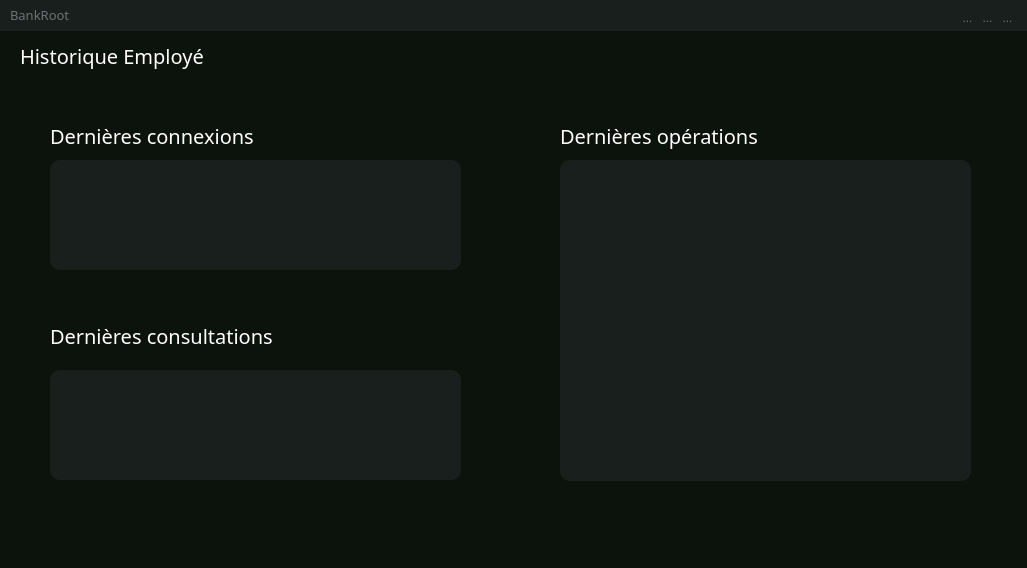
First picture: the form in historique_employe.ui, repository SparqueeZ/Bank-Root, before the edit.
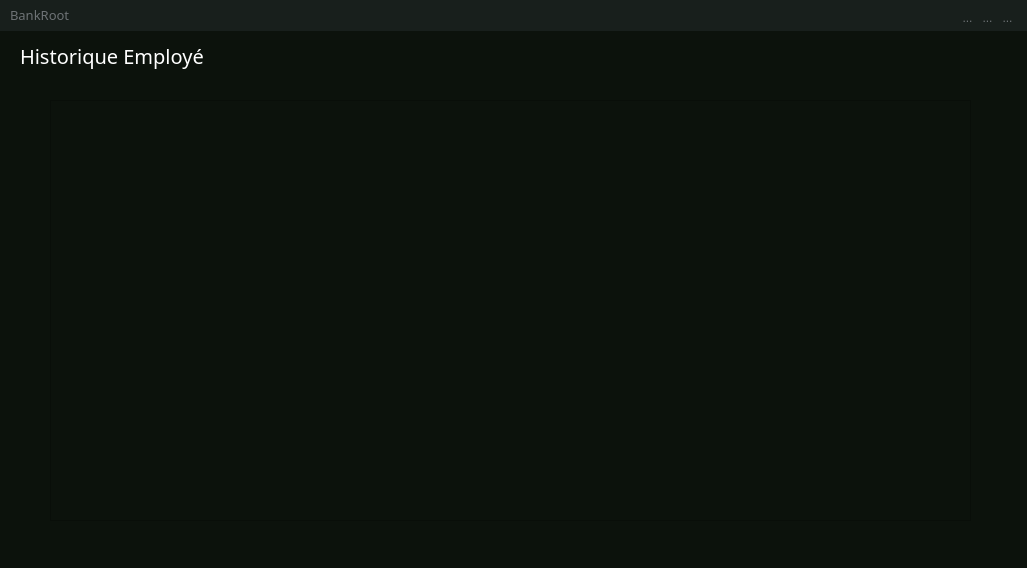
Second picture: the form after the edit. Icons and pictures are not drawn.

Commit message: Debut corrections GUI Historiques + consultation clients

Patch:
```diff
--- a/historique_employe.ui
+++ b/historique_employe.ui
@@ -65,145 +65,17 @@
      <string>Historique Employé</string>
     </property>
    </widget>
-   <widget class="QToolButton" name="lastconnect_em">
+   <widget class="QTableView" name="tableView">
     <property name="geometry">
      <rect>
       <x>50</x>
-      <y>130</y>
-      <width>411</width>
-      <height>110</height>
+      <y>70</y>
+      <width>921</width>
+      <height>421</height>
      </rect>
     </property>
-    <property name="styleSheet">
-     <string notr="true">QToolButton {
-    background-color: #181F1C;
-	border-radius: 10px; 
-}
-
-QToolButton:hover{
-background:#595554;
-}</string>
-    </property>
-    <property name="text">
-     <string/>
-    </property>
-   </widget>
-   <widget class="QLabel" name="labelFirstName_4">
-    <property name="geometry">
-     <rect>
-      <x>50</x>
-      <y>90</y>
-      <width>311</width>
-      <height>31</height>
-     </rect>
-    </property>
-    <property name="font">
-     <font>
-      <family>Montserrat SemiBold</family>
-      <pointsize>15</pointsize>
-     </font>
-    </property>
-    <property name="styleSheet">
-     <string notr="true">QLabel {
-    color: white;
-}</string>
-    </property>
-    <property name="text">
-     <string>Dernières connexions</string>
-    </property>
-   </widget>
-   <widget class="QLabel" name="labelFirstName_5">
-    <property name="geometry">
-     <rect>
-      <x>50</x>
-      <y>290</y>
-      <width>321</width>
-      <height>31</height>
-     </rect>
-    </property>
-    <property name="font">
-     <font>
-      <family>Montserrat SemiBold</family>
-      <pointsize>15</pointsize>
-     </font>
-    </property>
-    <property name="styleSheet">
-     <string notr="true">QLabel {
-    color: white;
-}</string>
-    </property>
-    <property name="text">
-     <string>Dernières consultations</string>
-    </property>
-   </widget>
-   <widget class="QToolButton" name="lastcons_em">
-    <property name="geometry">
-     <rect>
-      <x>50</x>
-      <y>340</y>
-      <width>411</width>
-      <height>110</height>
-     </rect>
-    </property>
-    <property name="styleSheet">
-     <string notr="true">QToolButton {
-    background-color: #181F1C;
-	border-radius: 10px; 
-}
-
-QToolButton:hover{
-background:#595554;
-}</string>
-    </property>
-    <property name="text">
-     <string/>
-    </property>
-   </widget>
-   <widget class="QLabel" name="labelFirstName_6">
-    <property name="geometry">
-     <rect>
-      <x>560</x>
-      <y>90</y>
-      <width>281</width>
-      <height>31</height>
-     </rect>
-    </property>
-    <property name="font">
-     <font>
-      <family>Montserrat SemiBold</family>
-      <pointsize>15</pointsize>
-     </font>
-    </property>
-    <property name="styleSheet">
-     <string notr="true">QLabel {
-    color: white;
-}</string>
-    </property>
-    <property name="text">
-     <string>Dernières opérations</string>
-    </property>
-   </widget>
-   <widget class="QToolButton" name="lastop_em">
-    <property name="geometry">
-     <rect>
-      <x>560</x>
-      <y>130</y>
-      <width>411</width>
-      <height>321</height>
-     </rect>
-    </property>
-    <property name="styleSheet">
-     <string notr="true">QToolButton {
-    background-color: #181F1C;
-	border-radius: 10px; 
-}
-
-QToolButton:hover{
-background:#595554;
-}</string>
-    </property>
-    <property name="text">
-     <string/>
+    <property name="sortingEnabled">
+     <bool>true</bool>
     </property>
    </widget>
   </widget>
```
The commit also changes 17 other files.
